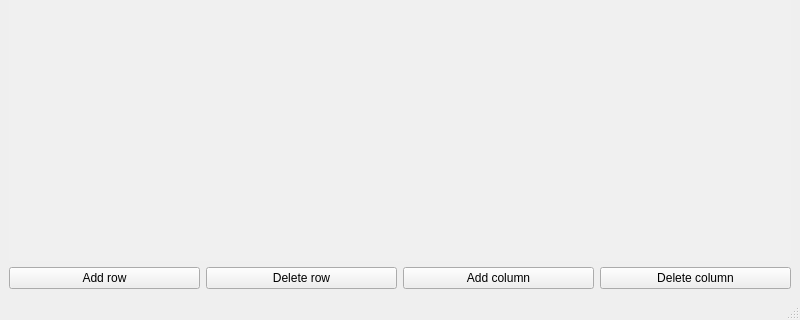
The window that mainwindow.ui (IlyaShirokov/qt1_task_02_mvc_var3) describes before a commit, drawn with Qt 5; both pictures show x 0 to 800 and y 280 to 600 of the 800 by 600 pixel window.
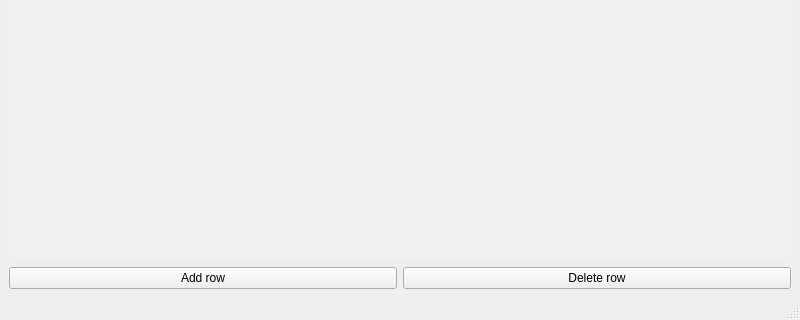
The same window after the commit.

What changed in the file:
```diff
--- a/mainwindow.ui
+++ b/mainwindow.ui
@@ -53,20 +53,6 @@
         </property>
        </widget>
       </item>
-      <item>
-       <widget class="QPushButton" name="button_addColumn">
-        <property name="text">
-         <string>Add column</string>
-        </property>
-       </widget>
-      </item>
-      <item>
-       <widget class="QPushButton" name="button_deleteColumn">
-        <property name="text">
-         <string>Delete column</string>
-        </property>
-       </widget>
-      </item>
      </layout>
     </item>
    </layout>
```
Left out of the diff: 32 changed lines with no effect on the pictures.
